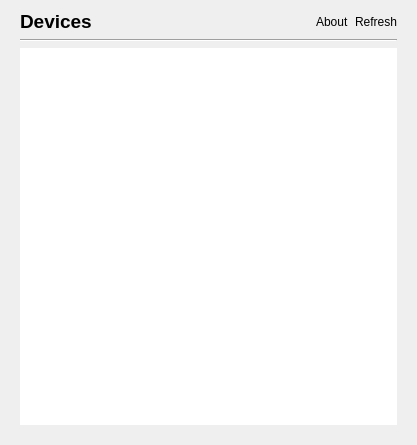
Above: sokketter-ui/sources/mainwindow.ui from morwy/sokketter before the change. Below: the same form after it.
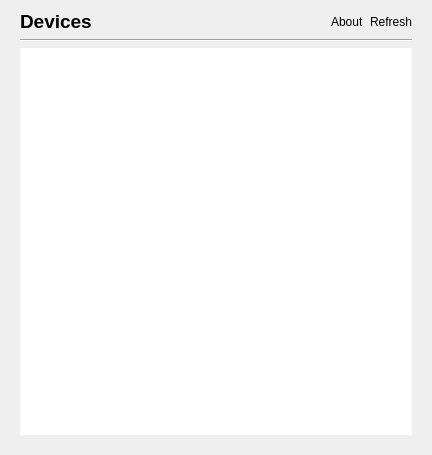
That is the form after the change. Custom widgets are drawn as their Qt base class.

The edit to the form file:
```diff
--- a/sokketter-ui/sources/mainwindow.ui
+++ b/sokketter-ui/sources/mainwindow.ui
@@ -6,8 +6,8 @@
    <rect>
     <x>0</x>
     <y>0</y>
-    <width>417</width>
-    <height>445</height>
+    <width>432</width>
+    <height>455</height>
    </rect>
   </property>
   <property name="windowTitle">
@@ -321,6 +321,9 @@
              <property name="text">
               <string>About</string>
              </property>
+             <property name="alignment">
+              <set>Qt::AlignmentFlag::AlignLeading|Qt::AlignmentFlag::AlignLeft|Qt::AlignmentFlag::AlignVCenter</set>
+             </property>
             </widget>
            </item>
            <item>
@@ -328,6 +331,9 @@
              <property name="text">
               <string>Refresh</string>
              </property>
+             <property name="alignment">
+              <set>Qt::AlignmentFlag::AlignLeading|Qt::AlignmentFlag::AlignLeft|Qt::AlignmentFlag::AlignVCenter</set>
+             </property>
             </widget>
            </item>
           </layout>
@@ -503,7 +509,12 @@
   <customwidget>
    <class>ClickableLabel</class>
    <extends>QLabel</extends>
-   <header location="global">ClickableLabel.h</header>
+   <header>TitleLabel.h</header>
+  </customwidget>
+  <customwidget>
+   <class>ButtonLabel</class>
+   <extends>QLabel</extends>
+   <header>ButtonLabel.h</header>
   </customwidget>
  </customwidgets>
  <resources/>
```
Left out of the diff: 81 changed lines with no effect on the pictures.
